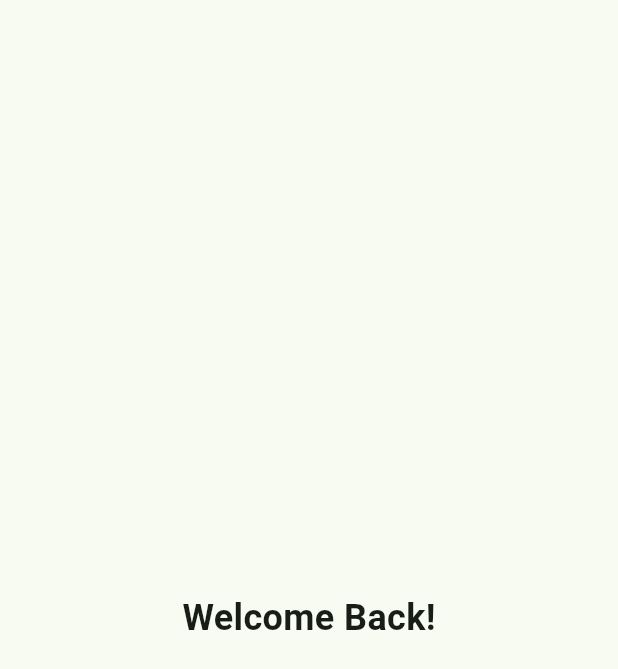
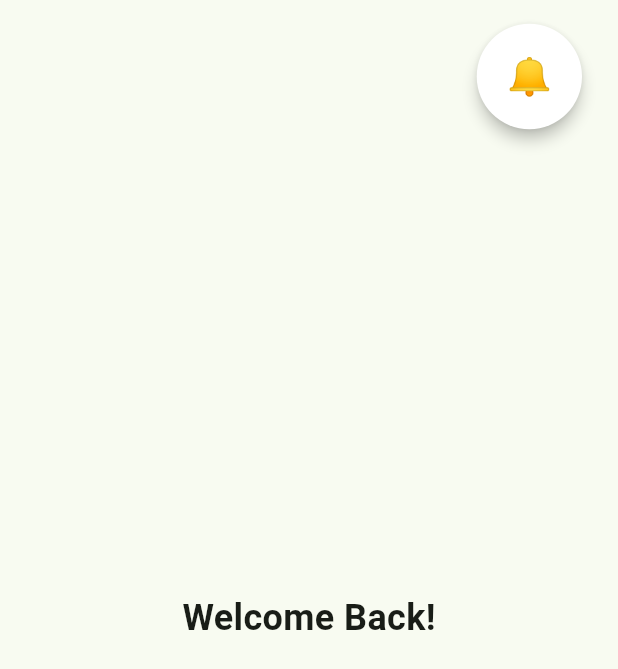
Before and after one commit to TM-1-3/LearnVironment, a Flutter app: the MainPage screen opened directly, on a phone screen of 412 x 824 dp. Shown: the top 669 px of the screen. Run offline on Flutter 3.47's test engine with Material 3 defaults, Android fonts, the phone set to English and light mode, and no system bars; our stand-ins replace cloud_firestore, firebase_auth, firebase_core, firebase_messaging, flutter_local_notifications, shared_preferences; accounts and stored records are empty.

```diff
--- a/lib/games_templates/bin.dart
+++ b/lib/games_templates/bin.dart
@@ -50,7 +50,7 @@ class BinScreenState extends State<BinScreen> {
   @override
   void initState() {
     super.initState();
-    startTime=DateTime.now();
+    startTime = DateTime.now();
   }
 
   bool isGameOver() {
--- a/lib/main_pages/main_page.dart
+++ b/lib/main_pages/main_page.dart
@@ -1,14 +1,46 @@
 import 'package:flutter/material.dart';
+import 'package:learnvironment/notifications_page.dart';
 
 class MainPage extends StatelessWidget {
   @override
   Widget build(BuildContext context) {
     return Scaffold(
-      body: Center(
-        child: Text(
-          'Welcome Back!',
-          style: TextStyle(fontSize: 24, fontWeight: FontWeight.bold),
-        ),
+      body: Stack(
+        children: [
+          // Main content
+          Center(
+            child: Text(
+              'Welcome Back!',
+              style: TextStyle(fontSize: 24, fontWeight: FontWeight.bold),
+            ),
+          ),
+
+          // Top-right circular card
+          Positioned(
+            top: 10,
+            right: 20,
+            child: GestureDetector(
+              onTap: () {
+                Navigator.pushReplacement(
+                  context,
+                  MaterialPageRoute(builder: (context) => NotificationsPage()), // Navigate to HomePage
+                );
+              },
+              child: Card(
+                shape: CircleBorder(),
+                elevation: 4,
+                color: Colors.white,
+                child: Padding(
+                  padding: EdgeInsets.all(20),
+                  child: Text(
+                    '🔔', // or use 'Notifications' text if preferred
+                    style: TextStyle(fontSize: 24),
+                  ),
+                ),
+              ),
+            ),
+          ),
+        ],
       ),
     );
   }
--- a/pubspec.yaml
+++ b/pubspec.yaml
@@ -21,7 +21,7 @@ dependencies:
   firebase_auth: ^5.5.1
   image_picker: ^1.1.2
   cloud_firestore: ^5.6.5
-  firebase_messaging: ^15.2.4
+  firebase_messaging: ^15.2.5
   firebase_ui_auth: ^1.16.1
   path_provider: ^2.0.11
   flutter_local_notifications: ^19.0.0
```
Also changed, not shown: lib/main.dart (+13 -2 lines), lib/notifications_page.dart (added, +33 -0 lines), lib/services/firebase_messaging_service.dart (added, +69 -0 lines), firebase.json, 4 other files.
